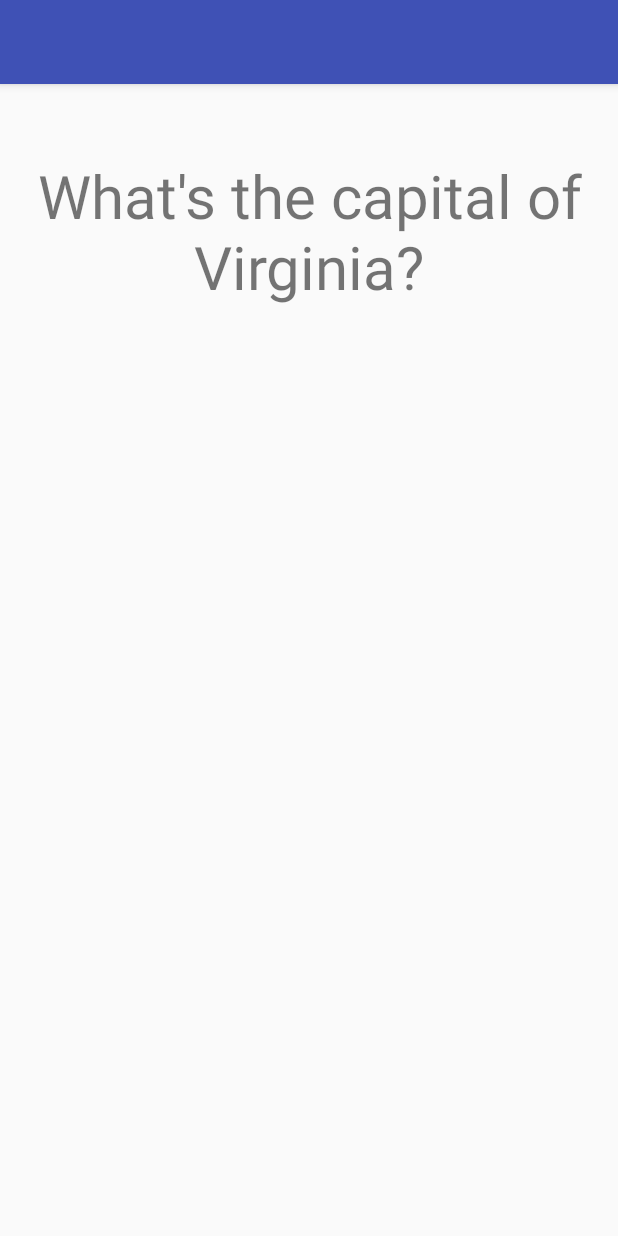
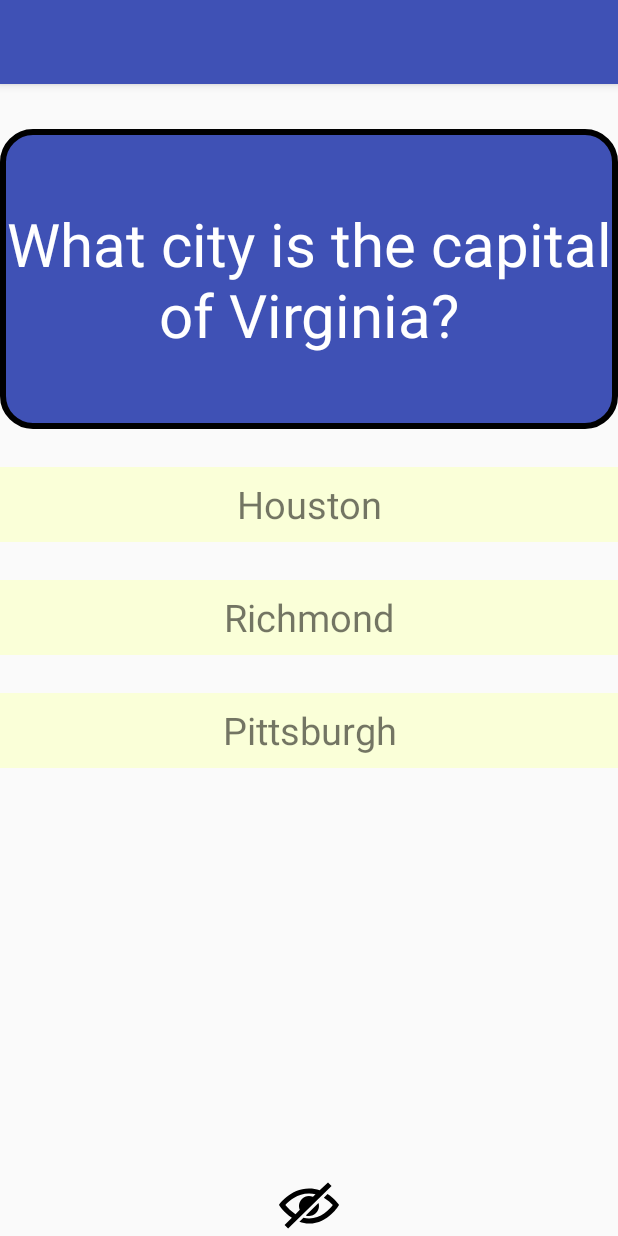
Before and after one commit to jdelgado111/FlashcardApp, an Android app: the screen it shows after launch (MainActivity), on a phone screen of 412 x 824 dp. Run offline under Robolectric (Android 15) with nearby library versions, the phone set to English and light mode, and no system bars.

Commit message:
Added all of the optional tasks.

```diff
--- a/app/src/main/java/com/example/janethdelgado/flashcardapp/MainActivity.java
+++ b/app/src/main/java/com/example/janethdelgado/flashcardapp/MainActivity.java
@@ -1,10 +1,13 @@
 package com.example.janethdelgado.flashcardapp;
 
+import android.os.Bundle;
 import android.support.v7.app.AppCompatActivity;
-import android.os.Bundle;
 import android.view.View;
+import android.widget.ImageView;
 
 public class MainActivity extends AppCompatActivity {
+
+    boolean isShowingOptions = true;
 
     @Override
     protected void onCreate(Bundle savedInstanceState) {
@@ -18,5 +21,59 @@ public class MainActivity extends AppCompatActivity {
                 findViewById(R.id.flashcard_question).setVisibility(View.INVISIBLE);
             }
         });
+
+        findViewById(R.id.flashcard_answer).setOnClickListener(new View.OnClickListener() {
+            @Override
+            public void onClick(View v) {
+                findViewById(R.id.flashcard_answer).setVisibility(View.INVISIBLE);
+                findViewById(R.id.flashcard_question).setVisibility(View.VISIBLE);
+            }
+        });
+
+        findViewById(R.id.flashcard_option1).setOnClickListener(new View.OnClickListener() {
+            @Override
+            public void onClick(View v) {
+                findViewById(R.id.flashcard_option1).setBackgroundColor(getResources().getColor(R.color.wrongAnswer));
+                findViewById(R.id.flashcard_option2).setBackgroundColor(getResources().getColor(R.color.rightAnswer));
+            }
+        });
+
+        findViewById(R.id.flashcard_option2).setOnClickListener(new View.OnClickListener() {
+            @Override
+            public void onClick(View v) {
+                findViewById(R.id.flashcard_option2).setBackgroundColor(getResources().getColor(R.color.rightAnswer));
+            }
+        });
+
+        findViewById(R.id.flashcard_option3).setOnClickListener(new View.OnClickListener() {
+            @Override
+            public void onClick(View v) {
+                findViewById(R.id.flashcard_option3).setBackgroundColor(getResources().getColor(R.color.wrongAnswer));
+                findViewById(R.id.flashcard_option2).setBackgroundColor(getResources().getColor(R.color.rightAnswer));
+            }
+        });
+
+        findViewById(R.id.toggle_options_visibility).setOnClickListener(new View.OnClickListener() {
+            @Override
+            public void onClick(View v) {
+                if (isShowingOptions == true)
+                {
+                    ((ImageView) findViewById(R.id.toggle_options_visibility)).setImageResource(R.drawable.view_icon);
+                    findViewById(R.id.flashcard_option1).setVisibility(View.INVISIBLE);
+                    findViewById(R.id.flashcard_option2).setVisibility(View.INVISIBLE);
+                    findViewById(R.id.flashcard_option3).setVisibility(View.INVISIBLE);
+                    isShowingOptions = false;
+                }
+                else
+                {
+                    ((ImageView) findViewById(R.id.toggle_options_visibility)).setImageResource(R.drawable.hide_icon);
+                    findViewById(R.id.flashcard_option1).setVisibility(View.VISIBLE);
+                    findViewById(R.id.flashcard_option2).setVisibility(View.VISIBLE);
+                    findViewById(R.id.flashcard_option3).setVisibility(View.VISIBLE);
+                    isShowingOptions = true;
+                }
+            }
+        });
+
     }
 }
--- /dev/null
+++ b/app/src/main/res/drawable/card_background.xml
@@ -0,0 +1,7 @@
+<?xml version="1.0" encoding="utf-8"?>
+<shape xmlns:android="http://schemas.android.com/apk/res/android"
+    android:shape="rectangle">
+    <corners android:radius="20dp" />
+    <stroke android:color="@color/black" android:width="4dp" />
+    <solid android:color="@color/colorPrimary" />
+</shape>
--- /dev/null
+++ b/app/src/main/res/drawable/card_background2.xml
@@ -0,0 +1,7 @@
+<?xml version="1.0" encoding="utf-8"?>
+<shape xmlns:android="http://schemas.android.com/apk/res/android"
+    android:shape="rectangle">
+    <corners android:radius="20dp" />
+    <stroke android:color="@color/black" android:width="4dp" />
+    <solid android:color="@color/colorAccent" />
+</shape>
--- /dev/null
+++ b/app/src/main/res/drawable/hide_icon.xml
@@ -0,0 +1,9 @@
+<vector xmlns:android="http://schemas.android.com/apk/res/android"
+    android:width="24dp"
+    android:height="24dp"
+    android:viewportWidth="24"
+    android:viewportHeight="24">
+  <path
+      android:fillColor="#FF000000"
+      android:pathData="M19.604,2.562l-3.346,3.137c-1.27,-0.428 -2.686,-0.699 -4.243,-0.699 -7.569,0 -12.015,6.551 -12.015,6.551s1.928,2.951 5.146,5.138l-2.911,2.909 1.414,1.414 17.37,-17.035 -1.415,-1.415zM13.588,8.341c-3.288,-1.453 -6.681,1.908 -5.265,5.206l-1.726,1.707c-1.814,-1.16 -3.225,-2.65 -4.06,-3.66 1.493,-1.648 4.817,-4.594 9.478,-4.594 0.927,0 1.796,0.119 2.61,0.315l-1.037,1.026zM10.705,15.772l5.09,-4.993c1.017,3.111 -2.003,6.067 -5.09,4.993zM24,11.551s-4.252,7.449 -11.985,7.449c-1.379,0 -2.662,-0.291 -3.851,-0.737l1.614,-1.583c0.715,0.193 1.458,0.32 2.237,0.32 4.791,0 8.104,-3.527 9.504,-5.364 -0.729,-0.822 -1.956,-1.99 -3.587,-2.952l1.489,-1.46c2.982,1.9 4.579,4.327 4.579,4.327z"/>
+</vector>
--- /dev/null
+++ b/app/src/main/res/drawable/view_icon.xml
@@ -0,0 +1,9 @@
+<vector xmlns:android="http://schemas.android.com/apk/res/android"
+    android:width="24dp"
+    android:height="24dp"
+    android:viewportWidth="24"
+    android:viewportHeight="24">
+  <path
+      android:fillColor="#FF000000"
+      android:pathData="M12.015,7c4.751,0 8.063,3.012 9.504,4.636 -1.401,1.837 -4.713,5.364 -9.504,5.364 -4.42,0 -7.93,-3.536 -9.478,-5.407 1.493,-1.647 4.817,-4.593 9.478,-4.593zM12.015,5c-7.569,0 -12.015,6.551 -12.015,6.551s4.835,7.449 12.015,7.449c7.733,0 11.985,-7.449 11.985,-7.449s-4.291,-6.551 -11.985,-6.551zM12,8c-2.209,0 -4,1.792 -4,4 0,2.209 1.791,4 4,4s4,-1.791 4,-4c0,-2.208 -1.791,-4 -4,-4z"/>
+</vector>
--- a/app/src/main/res/layout/activity_main.xml
+++ b/app/src/main/res/layout/activity_main.xml
@@ -12,10 +12,13 @@
         android:layout_height="200dp"
         android:layout_alignParentStart="true"
         android:layout_alignParentTop="true"
-        android:layout_marginTop="47dp"
-        android:text="What's the capital of Virginia?"
+        android:layout_marginTop="30dp"
+        android:gravity="center"
+        android:text="What city is the capital of Virginia?"
         android:textAlignment="center"
-        android:textSize="40sp" />
+        android:textSize="40sp"
+        android:textColor="@color/white"
+        android:background="@drawable/card_background" />
 
     <TextView
         android:id="@+id/flashcard_answer"
@@ -23,9 +26,60 @@
         android:layout_height="200dp"
         android:layout_alignParentStart="true"
         android:layout_alignParentTop="true"
-        android:layout_marginTop="47dp"
+        android:layout_marginTop="30dp"
+        android:gravity="center"
         android:text="Richmond"
         android:textAlignment="center"
         android:textSize="40sp"
-        android:visibility="invisible" />
+        android:visibility="invisible"
+        android:textColor="@color/black"
+        android:background="@drawable/card_background2" />
+
+    <TextView
+        android:id="@+id/flashcard_option1"
+        android:layout_width="match_parent"
+        android:layout_height="50dp"
+        android:layout_below="@id/flashcard_answer"
+        android:layout_centerHorizontal="true"
+        android:layout_marginTop="25dp"
+        android:gravity="center"
+        android:background="@color/options"
+        android:text="Houston"
+        android:textAlignment="center"
+        android:textSize="25dp" />
+
+    <TextView
+        android:id="@+id/flashcard_option2"
+        android:layout_width="match_parent"
+        android:layout_height="50dp"
+        android:layout_below="@id/flashcard_option1"
+        android:layout_centerHorizontal="true"
+        android:layout_marginTop="25dp"
+        android:gravity="center"
+        android:background="@color/options"
+        android:text="Richmond"
+        android:textAlignment="center"
+        android:textSize="25dp" />
+
+    <TextView
+        android:id="@+id/flashcard_option3"
+        android:layout_width="match_parent"
+        android:layout_height="50dp"
+        android:layout_below="@id/flashcard_option2"
+        android:layout_centerHorizontal="true"
+        android:layout_marginTop="25dp"
+        android:gravity="center"
+        android:background="@color/options"
+        android:text="Pittsburgh"
+        android:textAlignment="center"
+        android:textSize="25dp" />
+
+    <ImageView
+        android:layout_width="40dp"
+        android:layout_height="40dp"
+        android:id="@+id/toggle_options_visibility"
+        android:src="@drawable/hide_icon"
+        android:layout_alignParentBottom="true"
+        android:layout_centerHorizontal="true" />
+
 </RelativeLayout>
--- a/app/src/main/res/values/colors.xml
+++ b/app/src/main/res/values/colors.xml
@@ -3,4 +3,9 @@
     <color name="colorPrimary">#3F51B5</color>
     <color name="colorPrimaryDark">#303F9F</color>
     <color name="colorAccent">#FF4081</color>
+    <color name="white">#FFFFFF</color>
+    <color name="black">#000000</color>
+    <color name="options">#faffd8</color>
+    <color name="wrongAnswer">#ff0000</color>
+    <color name="rightAnswer">#008000</color>
 </resources>
```
Also changed, not shown: 2 other files.
